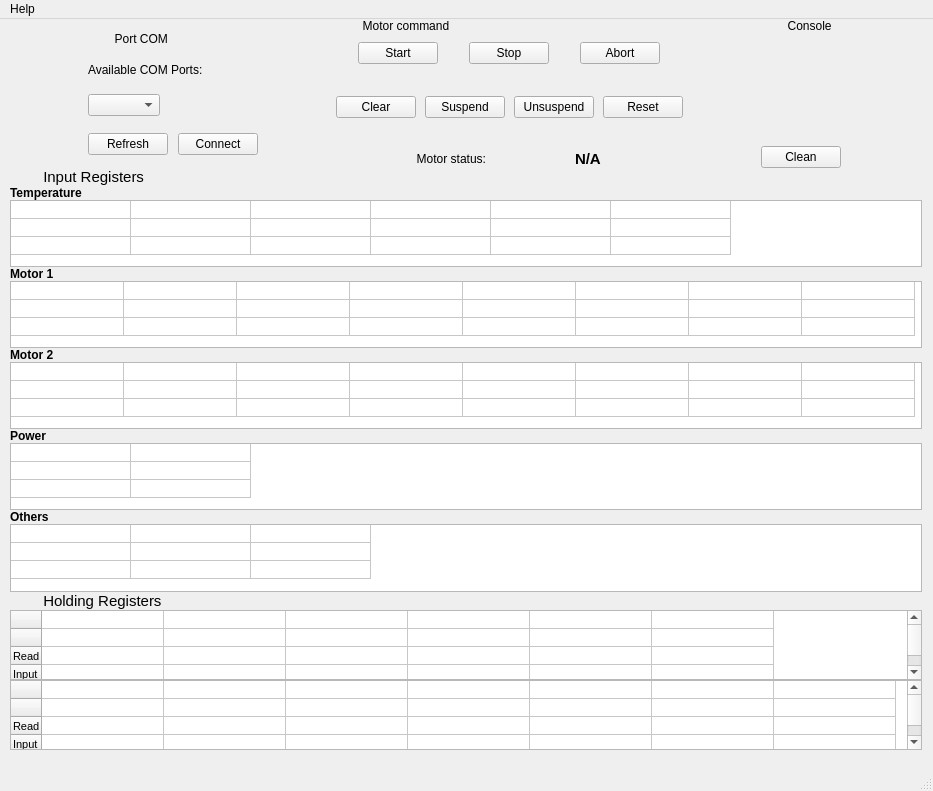
Above: front/style/main_window.ui from equium-energy/power_electronic_controler_HMI before the change. Below: the same form after it.
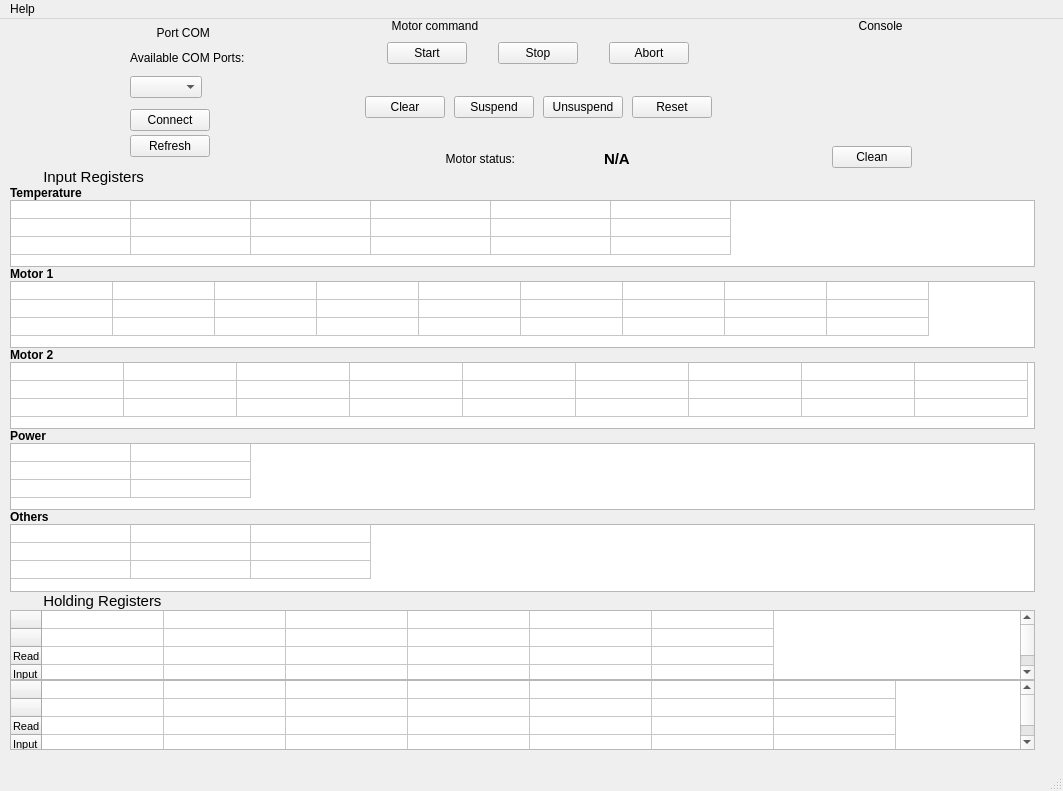
That is the form after the change.

Commit message: 💄 add two columns mm & Alarm/warning

```diff
--- a/front/style/main_window.ui
+++ b/front/style/main_window.ui
@@ -6,7 +6,7 @@
    <rect>
     <x>0</x>
     <y>0</y>
-    <width>933</width>
+    <width>1063</width>
     <height>791</height>
    </rect>
   </property>
@@ -19,7 +19,7 @@
      <rect>
       <x>10</x>
       <y>0</y>
-      <width>912</width>
+      <width>1025</width>
       <height>731</height>
      </rect>
     </property>
@@ -82,23 +82,7 @@
           </widget>
          </item>
          <item>
-          <layout class="QHBoxLayout" name="horizontalLayout_4">
-           <property name="spacing">
-            <number>10</number>
-           </property>
-           <item>
-            <widget class="QPushButton" name="pushButton_refresh">
-             <property name="sizePolicy">
-              <sizepolicy hsizetype="Maximum" vsizetype="Maximum">
-               <horstretch>0</horstretch>
-               <verstretch>0</verstretch>
-              </sizepolicy>
-             </property>
-             <property name="text">
-              <string>Refresh</string>
-             </property>
-            </widget>
-           </item>
+          <layout class="QVBoxLayout" name="verticalLayout_7">
            <item>
             <widget class="QPushButton" name="pushButton_conncet">
              <property name="sizePolicy">
@@ -112,6 +96,19 @@
              </property>
             </widget>
            </item>
+           <item>
+            <widget class="QPushButton" name="pushButton_refresh">
+             <property name="sizePolicy">
+              <sizepolicy hsizetype="Maximum" vsizetype="Maximum">
+               <horstretch>0</horstretch>
+               <verstretch>0</verstretch>
+              </sizepolicy>
+             </property>
+             <property name="text">
+              <string>Refresh</string>
+             </property>
+            </widget>
+           </item>
           </layout>
          </item>
         </layout>
@@ -538,7 +535,7 @@
             <bool>true</bool>
            </attribute>
            <attribute name="horizontalHeaderDefaultSectionSize">
-            <number>113</number>
+            <number>102</number>
            </attribute>
            <attribute name="verticalHeaderVisible">
             <bool>false</bool>
@@ -604,6 +601,11 @@
              <string/>
             </property>
            </column>
+           <column>
+            <property name="text">
+             <string/>
+            </property>
+           </column>
           </widget>
          </item>
          <item>
@@ -710,6 +712,11 @@
              <string/>
             </property>
            </column>
+           <column>
+            <property name="text">
+             <string/>
+            </property>
+           </column>
           </widget>
          </item>
          <item>
@@ -1066,7 +1073,7 @@
     <rect>
      <x>0</x>
      <y>0</y>
-     <width>933</width>
+     <width>1063</width>
      <height>33</height>
     </rect>
    </property>
```
Left out of the diff: 3 changed lines with no effect on the pictures. The commit also changes 2 other files.
